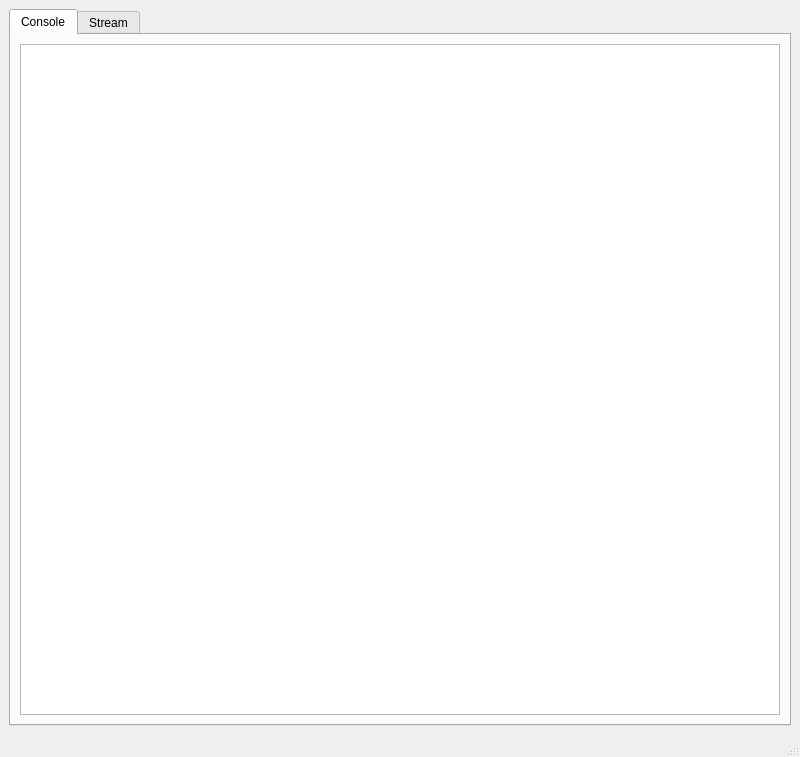
cosmogang/RFQ_test, file main_window.ui: the form before one commit.
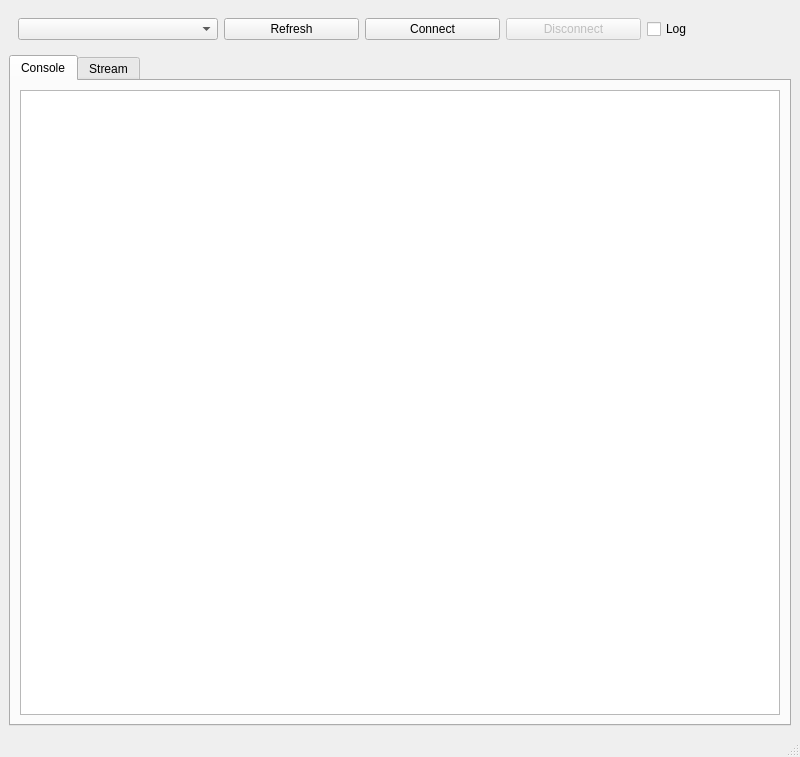
The form after the commit.

Commit message: Add top bar controls (port/connect/log)

Diff of the .ui file:
```diff
--- a/main_window.ui
+++ b/main_window.ui
@@ -18,6 +18,53 @@
     <enum>Qt::LayoutDirection::LeftToRight</enum>
    </property>
    <layout class="QVBoxLayout" name="verticalLayout_2">
+    <item>
+     <widget class="QWidget" name="topBar" native="true">
+      <layout class="QHBoxLayout" name="horizontalLayout">
+       <item>
+        <widget class="QComboBox" name="portCombo">
+         <property name="minimumSize">
+          <size>
+           <width>200</width>
+           <height>0</height>
+          </size>
+         </property>
+        </widget>
+       </item>
+       <item>
+        <widget class="QPushButton" name="refreshPortsButton">
+         <property name="text">
+          <string>Refresh</string>
+         </property>
+        </widget>
+       </item>
+       <item>
+        <widget class="QPushButton" name="connectButton">
+         <property name="text">
+          <string>Connect</string>
+         </property>
+        </widget>
+       </item>
+       <item>
+        <widget class="QPushButton" name="disconnectButton">
+         <property name="enabled">
+          <bool>false</bool>
+         </property>
+         <property name="text">
+          <string>Disconnect</string>
+         </property>
+        </widget>
+       </item>
+       <item>
+        <widget class="QCheckBox" name="logCheck">
+         <property name="text">
+          <string>Log</string>
+         </property>
+        </widget>
+       </item>
+      </layout>
+     </widget>
+    </item>
     <item>
      <widget class="QTabWidget" name="tabsMain">
       <property name="currentIndex">
```
